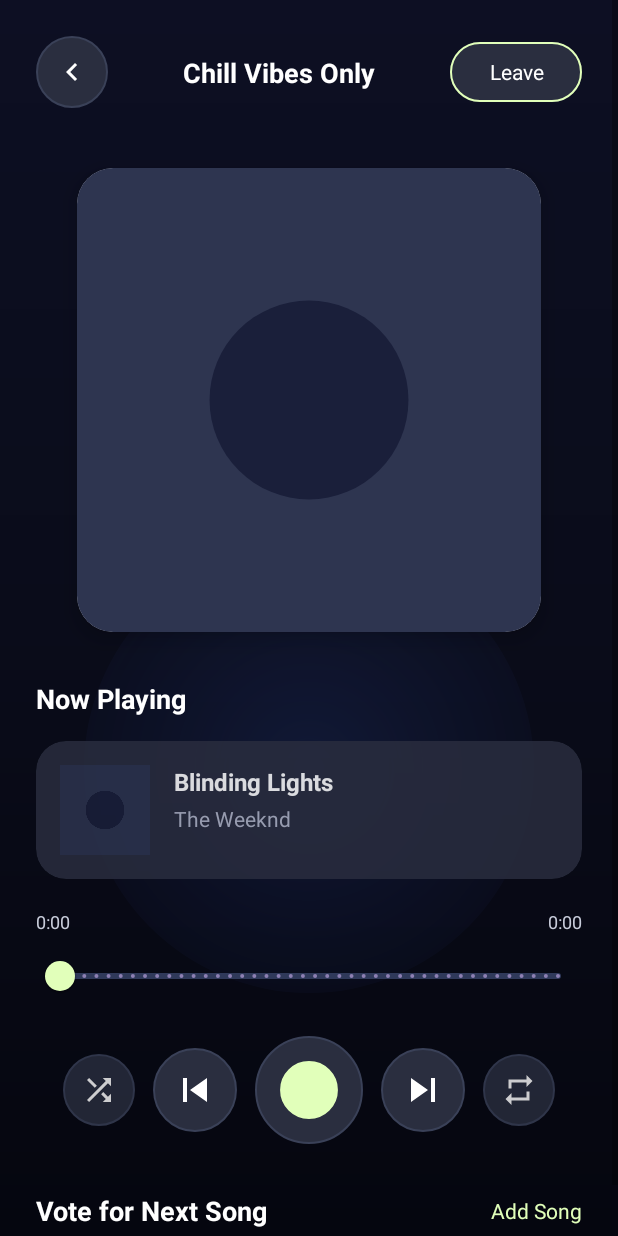
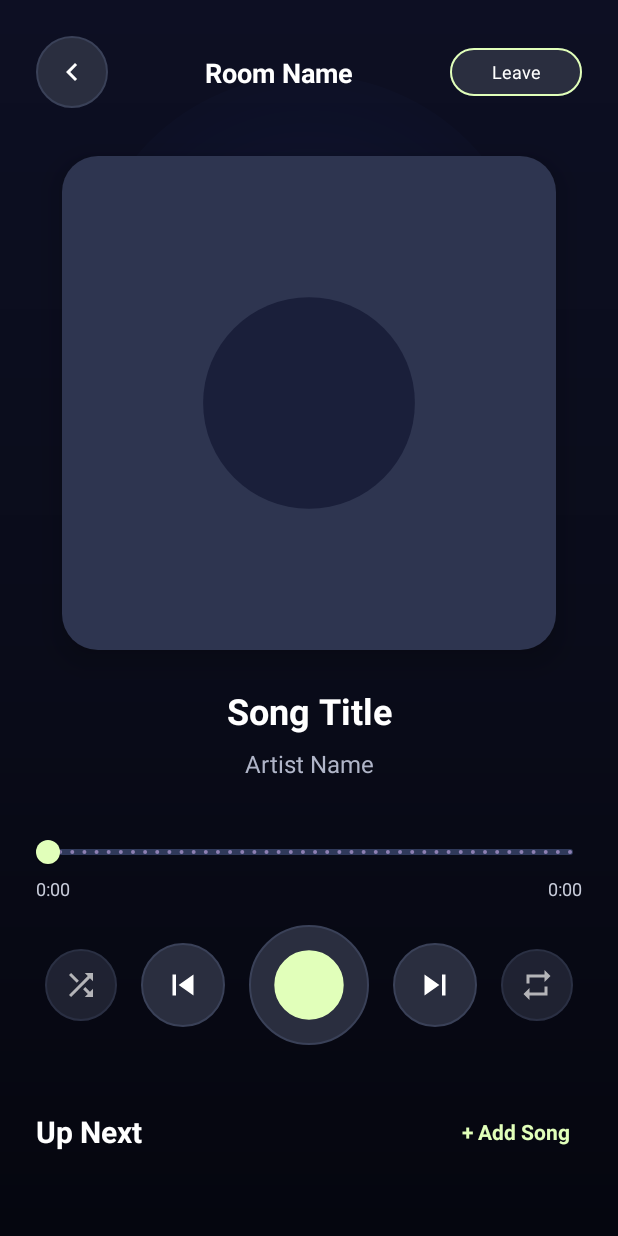
Before and after one commit to rahulrajesh21/Aurora, an Android app: the layout activity_room_detail.xml on its own in the app's theme, with its tools: preview values and no code run, on a phone screen of 412 x 824 dp. Run offline under Robolectric (Android 15) with nearby library versions, the phone set to English and light mode, and no system bars.

Commit message:
better suggestions, fixed room ui

```diff
--- /dev/null
+++ b/app/src/main/res/drawable/capsule_background_dark.xml
@@ -0,0 +1,6 @@
+<?xml version="1.0" encoding="utf-8"?>
+<shape xmlns:android="http://schemas.android.com/apk/res/android"
+    android:shape="rectangle">
+    <solid android:color="#1A1C29" />
+    <corners android:radius="100dp" />
+</shape>
--- a/app/src/main/res/layout/activity_main.xml
+++ b/app/src/main/res/layout/activity_main.xml
@@ -1,8 +1,10 @@
 <?xml version="1.0" encoding="utf-8"?>
 <FrameLayout xmlns:android="http://schemas.android.com/apk/res/android"
     xmlns:app="http://schemas.android.com/apk/res-auto"
+    xmlns:tools="http://schemas.android.com/tools"
     android:layout_width="match_parent"
-    android:layout_height="match_parent">
+    android:layout_height="match_parent"
+    tools:context=".MainActivity">
 
     <!-- Base gradient background -->
     <View
@@ -146,6 +148,7 @@
                 android:textStyle="bold"/>
 
             <TextView
+                android:id="@+id/trendingSeeAll"
                 android:layout_width="wrap_content"
                 android:layout_height="wrap_content"
                 android:text="See All"
@@ -328,6 +331,7 @@
                 android:textStyle="bold"/>
 
             <TextView
+                android:id="@+id/popularSeeAll"
                 android:layout_width="wrap_content"
                 android:layout_height="wrap_content"
                 android:text="See All"
--- a/app/src/main/res/layout/activity_room_detail.xml
+++ b/app/src/main/res/layout/activity_room_detail.xml
@@ -10,14 +10,14 @@
         android:layout_height="match_parent"
         android:background="@drawable/gradient_background"/>
 
-    <!-- Blue radial blob -->
+    <!-- Blue radial blob for depth -->
     <View
         android:layout_width="300dp"
         android:layout_height="300dp"
-        android:layout_gravity="center"
-        android:layout_marginTop="100dp"
+        android:layout_gravity="center_horizontal"
+        android:layout_marginTop="50dp"
         android:background="@drawable/radial_blue_blob"
-        android:alpha="0.5"/>
+        android:alpha="0.3"/>
 
     <ScrollView
         android:layout_width="match_parent"
@@ -28,7 +28,7 @@
             android:layout_width="match_parent"
             android:layout_height="wrap_content"
             android:fitsSystemWindows="true"
-        android:padding="24dp">
+            android:paddingBottom="32dp">
 
             <!-- Top Bar -->
             <ImageView
@@ -39,6 +39,8 @@
                 android:padding="12dp"
                 android:background="@drawable/circle_button_background"
                 app:tint="@color/white"
+                android:layout_marginStart="24dp"
+                android:layout_marginTop="24dp"
                 app:layout_constraintStart_toStartOf="parent"
                 app:layout_constraintTop_toTopOf="parent"/>
 
@@ -46,7 +48,7 @@
                 android:id="@+id/roomNameTitle"
                 android:layout_width="0dp"
                 android:layout_height="wrap_content"
-            android:text="Chill Vibes Only"
+                android:text="Room Name"
                 android:textColor="@color/white"
                 android:textSize="18sp"
                 android:textStyle="bold"
@@ -64,29 +66,34 @@
                 android:layout_height="wrap_content"
                 android:text="Leave"
                 android:textColor="@color/white"
-            android:textSize="14sp"
+                android:textSize="12sp"
                 app:cornerRadius="20dp"
                 app:strokeColor="@color/primary_green"
                 app:strokeWidth="1dp"
                 style="@style/Widget.Material3.Button.OutlinedButton"
                 android:backgroundTint="#2A2E3F"
+                android:layout_marginEnd="24dp"
+                android:minHeight="40dp"
+                android:paddingTop="0dp"
+                android:paddingBottom="0dp"
                 app:layout_constraintEnd_toEndOf="parent"
-            app:layout_constraintTop_toTopOf="parent"/>
-
+                app:layout_constraintTop_toTopOf="@id/backButton"
+                app:layout_constraintBottom_toBottomOf="@id/backButton"/>
 
             <!-- Album Art -->
             <androidx.cardview.widget.CardView
                 android:id="@+id/albumArtCard"
                 android:layout_width="0dp"
                 android:layout_height="0dp"
-                android:layout_marginTop="40dp"
+                android:layout_marginTop="32dp"
                 app:cardCornerRadius="24dp"
-                app:cardElevation="8dp"
+                app:cardElevation="12dp"
+                app:cardBackgroundColor="#00000000"
                 app:layout_constraintDimensionRatio="1:1"
                 app:layout_constraintStart_toStartOf="parent"
                 app:layout_constraintEnd_toEndOf="parent"
                 app:layout_constraintTop_toBottomOf="@id/backButton"
-                app:layout_constraintWidth_percent="0.85">
+                app:layout_constraintWidth_percent="0.8">
 
                 <ImageView
                     android:id="@+id/albumArtImage"
@@ -97,86 +104,58 @@
 
             </androidx.cardview.widget.CardView>
 
-        <!-- Now Playing Section -->
-        <TextView
-            android:id="@+id/nowPlayingLabel"
-            android:layout_width="wrap_content"
-            android:layout_height="wrap_content"
-            android:text="Now Playing"
-            android:textColor="@color/white"
-            android:textSize="18sp"
-            android:textStyle="bold"
-            android:layout_marginTop="32dp"
-            app:layout_constraintStart_toStartOf="parent"
-            app:layout_constraintTop_toBottomOf="@id/albumArtCard"/>
-
-        <androidx.cardview.widget.CardView
-            android:id="@+id/nowPlayingCard"
-            android:layout_width="0dp"
-            android:layout_height="wrap_content"
-            android:layout_marginTop="16dp"
-            app:cardCornerRadius="20dp"
-            app:cardElevation="0dp"
-            app:cardBackgroundColor="#2A2E3F"
-            android:alpha="0.85"
-            app:layout_constraintStart_toStartOf="parent"
-            app:layout_constraintEnd_toEndOf="parent"
-            app:layout_constraintTop_toBottomOf="@id/nowPlayingLabel">
-
-            <androidx.constraintlayout.widget.ConstraintLayout
-                android:layout_width="match_parent"
-                android:layout_height="wrap_content"
-                android:padding="16dp">
-
-                <ImageView
-                    android:id="@+id/currentSongImage"
-                    android:layout_width="60dp"
-                    android:layout_height="60dp"
-                    android:src="@drawable/album_placeholder"
-                    android:scaleType="centerCrop"
-                    app:layout_constraintStart_toStartOf="parent"
-                    app:layout_constraintTop_toTopOf="parent"/>
-
+            <!-- Song Info -->
             <TextView
                 android:id="@+id/currentSongTitle"
                 android:layout_width="0dp"
                 android:layout_height="wrap_content"
-                    android:text="Blinding Lights"
+                android:text="Song Title"
                 android:textColor="@color/white"
-                    android:textSize="16sp"
+                android:textSize="24sp"
                 android:textStyle="bold"
-                    android:layout_marginStart="16dp"
-                    app:layout_constraintStart_toEndOf="@id/currentSongImage"
-                    app:layout_constraintEnd_toEndOf="parent"
-                    app:layout_constraintTop_toTopOf="@id/currentSongImage"/>
+                android:gravity="center"
+                android:layout_marginTop="24dp"
+                android:layout_marginStart="32dp"
+                android:layout_marginEnd="32dp"
+                app:layout_constraintTop_toBottomOf="@id/albumArtCard"
+                app:layout_constraintStart_toStartOf="parent"
+                app:layout_constraintEnd_toEndOf="parent"/>
 
             <TextView
                 android:id="@+id/currentSongArtist"
                 android:layout_width="0dp"
                 android:layout_height="wrap_content"
-                    android:text="The Weeknd"
+                android:text="Artist Name"
                 android:textColor="#B0B5C8"
-                    android:textSize="14sp"
-                    android:layout_marginStart="16dp"
-                    android:layout_marginTop="4dp"
-                    app:layout_constraintStart_toEndOf="@id/currentSongImage"
-                    app:layout_constraintEnd_toEndOf="parent"
-                    app:layout_constraintTop_toBottomOf="@id/currentSongTitle"/>
+                android:textSize="16sp"
+                android:gravity="center"
+                android:layout_marginTop="8dp"
+                android:layout_marginStart="32dp"
+                android:layout_marginEnd="32dp"
+                app:layout_constraintTop_toBottomOf="@id/currentSongTitle"
+                app:layout_constraintStart_toStartOf="parent"
+                app:layout_constraintEnd_toEndOf="parent"/>
 
-            </androidx.constraintlayout.widget.ConstraintLayout>
-
-        </androidx.cardview.widget.CardView>
-
-        <!-- Vote for Next Song -->
-        <LinearLayout
-            android:id="@+id/playbackTimeRow"
+            <!-- Slider -->
+            <com.google.android.material.slider.Slider
+                android:id="@+id/playbackSlider"
                 android:layout_width="0dp"
                 android:layout_height="wrap_content"
-            android:layout_marginTop="20dp"
-            android:gravity="center_vertical"
-            app:layout_constraintTop_toBottomOf="@id/nowPlayingCard"
+                android:layout_marginTop="24dp"
+                android:layout_marginStart="16dp"
+                android:layout_marginEnd="16dp"
+                android:valueFrom="0"
+                android:valueTo="100"
+                android:value="0"
+                android:stepSize="1"
+                app:trackColorActive="@color/primary_green"
+                app:trackColorInactive="#2F395A"
+                app:thumbColor="@color/primary_green"
+                app:thumbRadius="8dp"
+                app:haloColor="#3300E676"
+                app:layout_constraintTop_toBottomOf="@id/currentSongArtist"
                 app:layout_constraintStart_toStartOf="parent"
-            app:layout_constraintEnd_toEndOf="parent">
+                app:layout_constraintEnd_toEndOf="parent"/>
 
             <TextView
                 android:id="@+id/playbackElapsed"
@@ -184,12 +163,11 @@
                 android:layout_height="wrap_content"
                 android:text="0:00"
                 android:textColor="#C8CCDA"
-                android:textSize="12sp"/>
-
-            <View
-                android:layout_width="0dp"
-                android:layout_height="0dp"
-                android:layout_weight="1" />
+                android:textSize="12sp"
+                android:layout_marginStart="24dp"
+                android:layout_marginTop="-8dp"
+                app:layout_constraintStart_toStartOf="parent"
+                app:layout_constraintTop_toBottomOf="@id/playbackSlider"/>
 
             <TextView
                 android:id="@+id/playbackDuration"
@@ -197,25 +175,13 @@
                 android:layout_height="wrap_content"
                 android:text="0:00"
                 android:textColor="#C8CCDA"
-                android:textSize="12sp"/>
-        </LinearLayout>
+                android:textSize="12sp"
+                android:layout_marginEnd="24dp"
+                android:layout_marginTop="-8dp"
+                app:layout_constraintEnd_toEndOf="parent"
+                app:layout_constraintTop_toBottomOf="@id/playbackSlider"/>
 
-        <com.google.android.material.slider.Slider
-            android:id="@+id/playbackSlider"
-            android:layout_width="0dp"
-            android:layout_height="wrap_content"
-            android:layout_marginTop="4dp"
-            app:layout_constraintTop_toBottomOf="@id/playbackTimeRow"
-            app:layout_constraintStart_toStartOf="parent"
-            app:layout_constraintEnd_toEndOf="parent"
-            android:valueFrom="0"
-            android:valueTo="300"
-            android:value="0"
-            android:stepSize="1"
-            app:trackColorActive="@color/primary_green"
-            app:trackColorInactive="#2F395A"
-            app:thumbColor="@color/primary_green" />
-
+            <!-- Controls -->
             <LinearLayout
                 android:id="@+id/playbackControlsRow"
                 android:layout_width="0dp"
@@ -223,7 +189,7 @@
                 android:layout_marginTop="16dp"
                 android:gravity="center"
                 android:weightSum="5"
-            app:layout_constraintTop_toBottomOf="@id/playbackSlider"
+                app:layout_constraintTop_toBottomOf="@id/playbackElapsed"
                 app:layout_constraintStart_toStartOf="parent"
                 app:layout_constraintEnd_toEndOf="parent">
 
@@ -235,23 +201,23 @@
                     android:src="@drawable/ic_shuffle"
                     android:background="@drawable/circle_button_background"
                     app:tint="@color/white"
-                android:alpha="0.8"/>
+                    android:alpha="0.7"/>
 
                 <ImageView
                     android:id="@+id/previousButton"
                     android:layout_width="56dp"
                     android:layout_height="56dp"
-                android:layout_marginStart="12dp"
-                android:padding="12dp"
+                    android:layout_marginStart="16dp"
+                    android:padding="14dp"
                     android:src="@drawable/ic_previous"
                     android:background="@drawable/circle_button_background"
                     app:tint="@color/white"/>
 
                 <ImageView
                     android:id="@+id/playPauseButton"
-                android:layout_width="72dp"
-                android:layout_height="72dp"
-                android:layout_marginStart="12dp"
+                    android:layout_width="80dp"
+                    android:layout_height="80dp"
+                    android:layout_marginStart="16dp"
                     android:padding="16dp"
                     android:src="@drawable/ic_play_circle"
                     android:background="@drawable/circle_button_background"
@@ -261,8 +227,8 @@
                     android:id="@+id/nextButton"
                     android:layout_width="56dp"
                     android:layout_height="56dp"
-                android:layout_marginStart="12dp"
-                android:padding="12dp"
+                    android:layout_marginStart="16dp"
+                    android:padding="14dp"
                     android:src="@drawable/ic_next"
                     android:background="@drawable/circle_button_background"
                     app:tint="@color/white"/>
@@ -271,20 +237,23 @@
                     android:id="@+id/repeatButton"
                     android:layout_width="48dp"
                     android:layout_height="48dp"
-                android:layout_marginStart="12dp"
+                    android:layout_marginStart="16dp"
                     android:padding="12dp"
                     android:src="@drawable/ic_repeat"
                     android:background="@drawable/circle_button_background"
                     app:tint="@color/white"
-                android:alpha="0.8"/>
+                    android:alpha="0.7"/>
             </LinearLayout>
 
+            <!-- Queue Section -->
             <LinearLayout
                 android:id="@+id/voteHeader"
                 android:layout_width="match_parent"
                 android:layout_height="wrap_content"
                 android:orientation="horizontal"
-            android:layout_marginTop="32dp"
+                android:layout_marginTop="40dp"
+                android:paddingStart="24dp"
+                android:paddingEnd="24dp"
                 android:gravity="center_vertical"
                 app:layout_constraintTop_toBottomOf="@id/playbackControlsRow"
                 app:layout_constraintStart_toStartOf="parent"
@@ -294,39 +263,44 @@
                     android:layout_width="0dp"
                     android:layout_height="wrap_content"
                     android:layout_weight="1"
-                android:text="Vote for Next Song"
+                    android:text="Up Next"
                     android:textColor="@color/white"
-                android:textSize="18sp"
+                    android:textSize="20sp"
                     android:textStyle="bold"/>
 
                 <TextView
                     android:id="@+id/addSongButton"
                     android:layout_width="wrap_content"
                     android:layout_height="wrap_content"
-                android:text="@string/add_song"
+                    android:text="+ Add Song"
                     android:textColor="@color/primary_green"
-                android:textSize="14sp"/>
+                    android:textSize="14sp"
+                    android:textStyle="bold"
+                    android:padding="8dp"
+                    android:background="?attr/selectableItemBackground"/>
 
             </LinearLayout>
 
             <androidx.recyclerview.widget.RecyclerView
                 android:id="@+id/queueRecyclerView"
-            android:layout_width="0dp"
+                android:layout_width="match_parent"
                 android:layout_height="wrap_content"
                 android:layout_marginTop="16dp"
                 android:nestedScrollingEnabled="false"
+                android:paddingStart="16dp"
+                android:paddingEnd="16dp"
                 app:layout_constraintTop_toBottomOf="@id/voteHeader"
                 app:layout_constraintStart_toStartOf="parent"
                 app:layout_constraintEnd_toEndOf="parent"/>
 
             <TextView
                 android:id="@+id/queueEmptyState"
-            android:layout_width="0dp"
+                android:layout_width="match_parent"
                 android:layout_height="wrap_content"
                 android:text="@string/queue_empty"
-            android:textColor="@color/white"
+                android:textColor="#80859A"
                 android:gravity="center"
-            android:layout_marginTop="16dp"
+                android:layout_marginTop="32dp"
                 android:visibility="gone"
                 app:layout_constraintTop_toBottomOf="@id/voteHeader"
                 app:layout_constraintStart_toStartOf="parent"
@@ -338,7 +312,7 @@
                 android:layout_width="36dp"
                 android:layout_height="36dp"
                 android:indeterminate="true"
-            android:layout_marginTop="16dp"
+                android:layout_marginTop="32dp"
                 android:visibility="gone"
                 app:layout_constraintTop_toBottomOf="@id/voteHeader"
                 app:layout_constraintStart_toStartOf="parent"
--- a/app/src/main/res/layout/activity_rooms.xml
+++ b/app/src/main/res/layout/activity_rooms.xml
@@ -33,7 +33,7 @@
         android:layout_width="match_parent"
         android:layout_height="match_parent"
         android:fitsSystemWindows="true"
-        android:padding="24dp">
+        android:padding="32dp">
 
         <!-- Top Bar -->
         <TextView
@@ -56,7 +56,8 @@
             android:background="@drawable/circle_button_background"
             app:tint="@color/primary_green"
             app:layout_constraintEnd_toEndOf="parent"
-            app:layout_constraintTop_toTopOf="parent"/>
+            app:layout_constraintTop_toTopOf="@id/roomsTitle"
+            app:layout_constraintBottom_toBottomOf="@id/roomsTitle"/>
 
         <!-- Active Rooms Section -->
         <TextView
--- a/app/src/main/res/layout/item_album.xml
+++ b/app/src/main/res/layout/item_album.xml
@@ -31,6 +31,8 @@
                 android:textSize="15sp"
                 android:textStyle="bold"
                 android:gravity="center"
+                android:maxLines="1"
+                android:ellipsize="end"
                 android:layout_marginTop="8dp"
                 android:layout_marginStart="8dp"
                 android:layout_marginEnd="8dp"
@@ -46,6 +48,8 @@
                 android:textColor="#FFFFFF"
                 android:textSize="13sp"
                 android:gravity="center"
+                android:maxLines="1"
+                android:ellipsize="end"
                 android:layout_marginTop="4dp"
                 android:layout_marginStart="8dp"
                 android:layout_marginEnd="8dp"
```
Also changed, not shown: app/src/main/java/com/example/music_room/MainActivity.kt (+81 -2 lines), app/src/main/java/com/example/music_room/RoomDetailActivity.kt (+12 -7 lines), app/src/main/java/com/example/music_room/data/AuroraServiceLocator.kt (+13 -0 lines), app/src/main/java/com/example/music_room/data/remote/ITunesApi.kt (added, +14 -0 lines), app/src/main/java/com/example/music_room/data/remote/model/ITunesModels.kt (added, +16 -0 lines), app/src/main/res/drawable/ic_music_note.xml (added, +9 -0 lines), app/src/main/res/layout/bottom_sheet_add_song.xml (+9 -4 lines), app/src/main/res/layout/item_room.xml (+24 -18 lines), 2 other files. Lines whose indentation alone changed are shown as unchanged.
